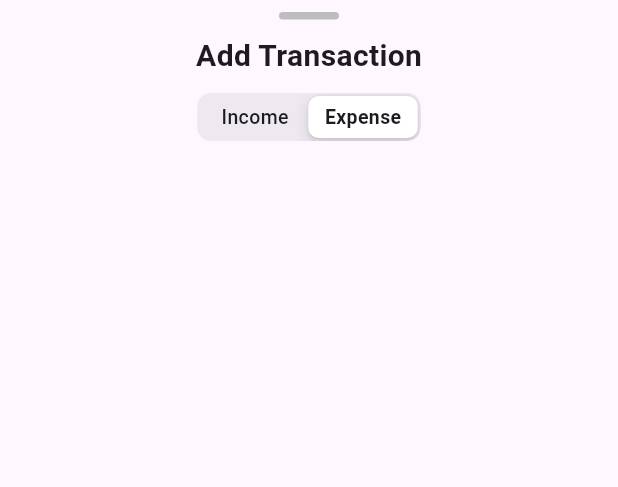
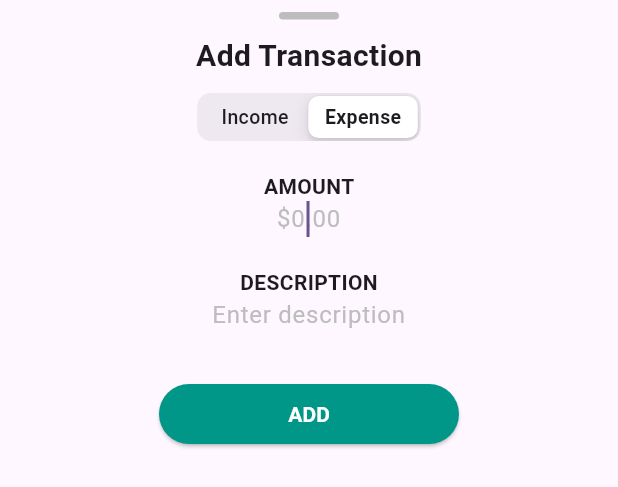
Before and after one commit to Alvarado08/money-tracker, a Flutter app: the AddTransactionBottomSheet widget shown alone on an empty page, opened directly, on a phone screen of 412 x 824 dp. Shown: the top 487 px of the screen. Run offline on Flutter 3.47's test engine with Material 3 defaults, Android fonts, the phone set to English and light mode, and no system bars; our stand-ins replace currency_text_input_formatter.

Commit message:
Transaction form design finished
Learned to customize TextField and ElevatedButton. Installed and implemented the currency_text_input_formatter pkg for formatting the amount input field.

```diff
--- a/lib/view/components/add_transaction_bottom_sheet.dart
+++ b/lib/view/components/add_transaction_bottom_sheet.dart
@@ -1,3 +1,4 @@
+import 'package:currency_text_input_formatter/currency_text_input_formatter.dart';
 import 'package:flutter/cupertino.dart';
 import 'package:flutter/material.dart';
 
@@ -14,6 +15,8 @@ class _AddTransactionBottomSheetState extends State<AddTransactionBottomSheet> {
 
   @override
   Widget build(BuildContext context) {
+    final textTheme = Theme.of(context).textTheme;
+
     return SizedBox(
       height: 600,
       width: double.infinity,
@@ -44,6 +47,61 @@ class _AddTransactionBottomSheetState extends State<AddTransactionBottomSheet> {
                 });
               },
             ),
+            SizedBox(height: 20),
+            Text(
+              "AMOUNT",
+              style: textTheme.bodyMedium!.copyWith(
+                fontWeight: FontWeight.bold,
+              ),
+            ),
+            TextField(
+              inputFormatters: [
+                CurrencyTextInputFormatter.currency(locale: 'en', symbol: '\$'),
+              ],
+              textAlign: TextAlign.center,
+              keyboardType: TextInputType.number,
+              decoration: InputDecoration.collapsed(
+                hintText: "\$0.00",
+                hintStyle: TextStyle(color: Colors.grey.shade400),
+              ),
+              autofocus: true,
+            ),
+            SizedBox(height: 20),
+            Text(
+              "DESCRIPTION",
+              style: textTheme.bodyMedium!.copyWith(
+                fontWeight: FontWeight.bold,
+              ),
+            ),
+            TextField(
+              textAlign: TextAlign.center,
+              keyboardType: TextInputType.text,
+              decoration: InputDecoration.collapsed(
+                hintText: "Enter description",
+                hintStyle: TextStyle(color: Colors.grey.shade400),
+              ),
+              autofocus: true,
+            ),
+            SizedBox(height: 30),
+            SizedBox(
+              width: 200,
+              child: ElevatedButton(
+                onPressed: () {},
+                style: ElevatedButton.styleFrom(
+                  backgroundColor: Colors.teal,
+                  shape: RoundedRectangleBorder(
+                    borderRadius: BorderRadius.circular(20),
+                  ),
+                ),
+                child: Text(
+                  "ADD",
+                  style: TextStyle(
+                    color: Colors.white,
+                    fontWeight: FontWeight.bold,
+                  ),
+                ),
+              ),
+            ),
           ],
         ),
       ),
--- a/lib/view/home_screen.dart
+++ b/lib/view/home_screen.dart
@@ -17,6 +17,7 @@ class HomeScreen extends StatelessWidget {
       floatingActionButton: FloatingActionButton(
         onPressed: () {
           showModalBottomSheet(
+            isScrollControlled: true,
             context: context,
             builder: (context) {
               return AddTransactionBottomSheet();
--- a/pubspec.yaml
+++ b/pubspec.yaml
@@ -2,7 +2,7 @@ name: money_tracker
 description: "A new Flutter project."
 # The following line prevents the package from being accidentally published to
 # pub.dev using `flutter pub publish`. This is preferred for private packages.
-publish_to: 'none' # Remove this line if you wish to publish to pub.dev
+publish_to: "none" # Remove this line if you wish to publish to pub.dev
 
 # The following defines the version and build number for your application.
 # A version number is three numbers separated by dots, like 1.2.43
@@ -30,6 +30,7 @@ environment:
 dependencies:
   flutter:
     sdk: flutter
+  currency_text_input_formatter: ^2.2.9
 
   # The following adds the Cupertino Icons font to your application.
   # Use with the CupertinoIcons class for iOS style icons.
@@ -51,7 +52,6 @@ dev_dependencies:
 
 # The following section is specific to Flutter packages.
 flutter:
-
   # The following line ensures that the Material Icons font is
   # included with your application, so that you can use the icons in
   # the material Icons class.
```
Also changed, not shown: pubspec.lock.
